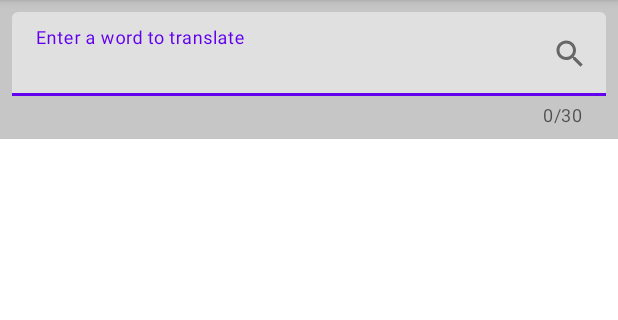
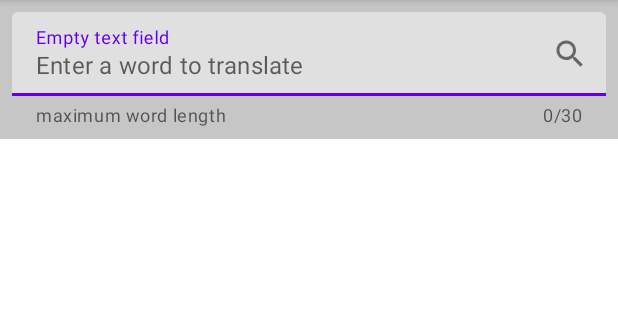
Before and after one commit to kosykt/GB_PProg_HW_APP, an Android app: the screen it shows after launch (MainActivity), after a tap on an icon or button, on a phone screen of 412 x 824 dp, the part 84-404 px from its top. Run offline under Robolectric (Android 15) with nearby library versions, the phone set to English and light mode, and no system bars; libraries missing offline, so code that uses them is left out: moxy.ktx.moxyPresenter.

Commit message:
измененно поведение ff_til

```diff
--- a/app/src/main/java/com/example/gb_pprog/presentation/firstfragment/FirstFragment.kt
+++ b/app/src/main/java/com/example/gb_pprog/presentation/firstfragment/FirstFragment.kt
@@ -4,6 +4,8 @@ import android.os.Bundle
 import android.view.LayoutInflater
 import android.view.View
 import android.view.ViewGroup
+import android.widget.Toast
+import com.example.gb_pprog.R
 import com.example.gb_pprog.databinding.FragmentFirstBinding
 import com.example.gb_pprog.domain.model.DomainModel
 import com.example.gb_pprog.presentation.firstfragment.adapter.FirstAdapter
@@ -38,7 +40,12 @@ class FirstFragment : MvpAppCompatFragment(), FirstView {
         super.onViewCreated(view, savedInstanceState)
         binding.ffRv.adapter = adapter
         binding.ffTil.setEndIconOnClickListener {
-            presenter.translate(binding.ffTiet.text.toString())
+            if (binding.ffTiet.text.isNullOrEmpty()) {
+                binding.ffTil.hint = getString(R.string.ff_til_hint_text_is_null_or_empty)
+            } else {
+                binding.ffTil.hint = ""
+                presenter.translate(binding.ffTiet.text.toString())
+            }
         }
     }
 
--- a/app/src/main/res/layout/fragment_first.xml
+++ b/app/src/main/res/layout/fragment_first.xml
@@ -10,10 +10,12 @@
         android:id="@+id/ff_til"
         android:layout_width="match_parent"
         android:layout_height="wrap_content"
-        android:hint="@string/ff_til_text_hint"
         android:padding="@dimen/ff_til_padding"
         app:counterEnabled="true"
         app:endIconCheckable="true"
+        android:hint="@string/ff_til_hint_text"
+        app:placeholderText="@string/ff_til_place_holder_text"
+        app:helperText="@string/ff_til_helper_text"
         app:counterMaxLength="@integer/ff_til_input_max_counter"
         app:endIconDrawable="@drawable/ic_baseline_search_24"
         android:background="@color/ff_text_input_layout_background"
@@ -29,7 +31,7 @@
             android:layout_width="match_parent"
             android:layout_height="wrap_content"
             android:inputType="text"
-            android:maxLength="@integer/ff_til_input_max_counter" />
+            android:maxLength="@integer/ff_tiet_input_max_counter" />
     </com.google.android.material.textfield.TextInputLayout>
 
     <androidx.recyclerview.widget.RecyclerView
--- a/app/src/main/res/values/integers.xml
+++ b/app/src/main/res/values/integers.xml
@@ -1,4 +1,5 @@
 <?xml version="1.0" encoding="utf-8"?>
 <resources>
     <integer name="ff_til_input_max_counter">30</integer>
+    <integer name="ff_tiet_input_max_counter">30</integer>
 </resources>
--- a/app/src/main/res/values/strings.xml
+++ b/app/src/main/res/values/strings.xml
@@ -1,4 +1,7 @@
 <resources>
     <string name="app_name">GB_PProg</string>
-    <string name="ff_til_text_hint">Enter a word to translate</string>
+    <string name="ff_til_place_holder_text">Enter a word to translate</string>
+    <string name="ff_til_helper_text">maximum word length</string>
+    <string name="ff_til_hint_text">Translator</string>
+    <string name="ff_til_hint_text_is_null_or_empty">Empty text field</string>
 </resources>
```
